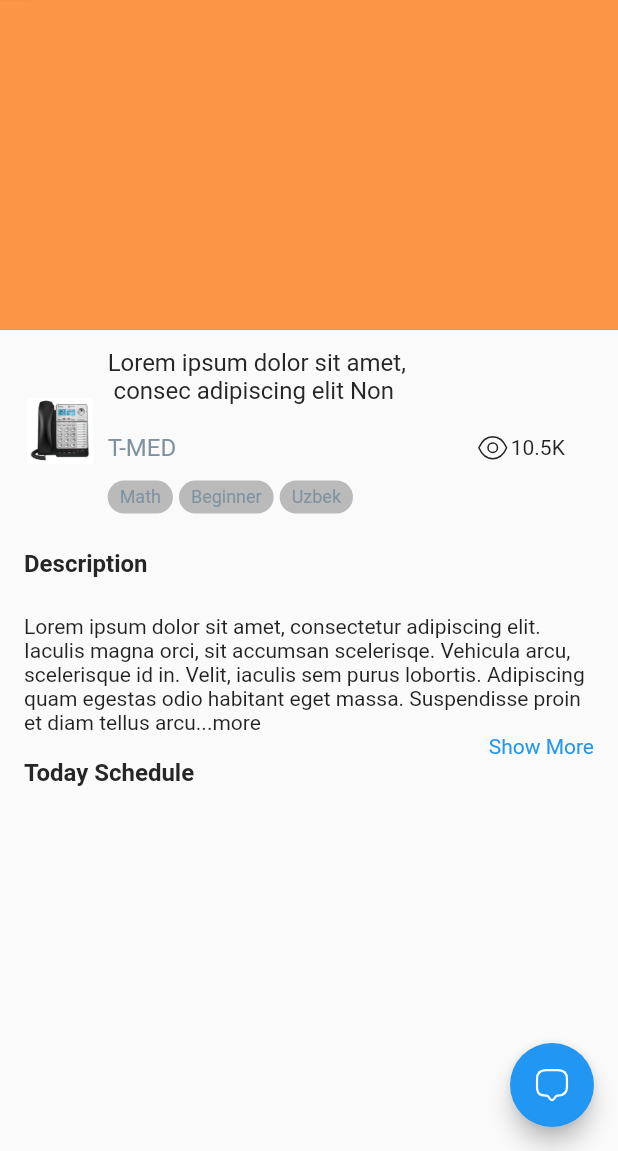
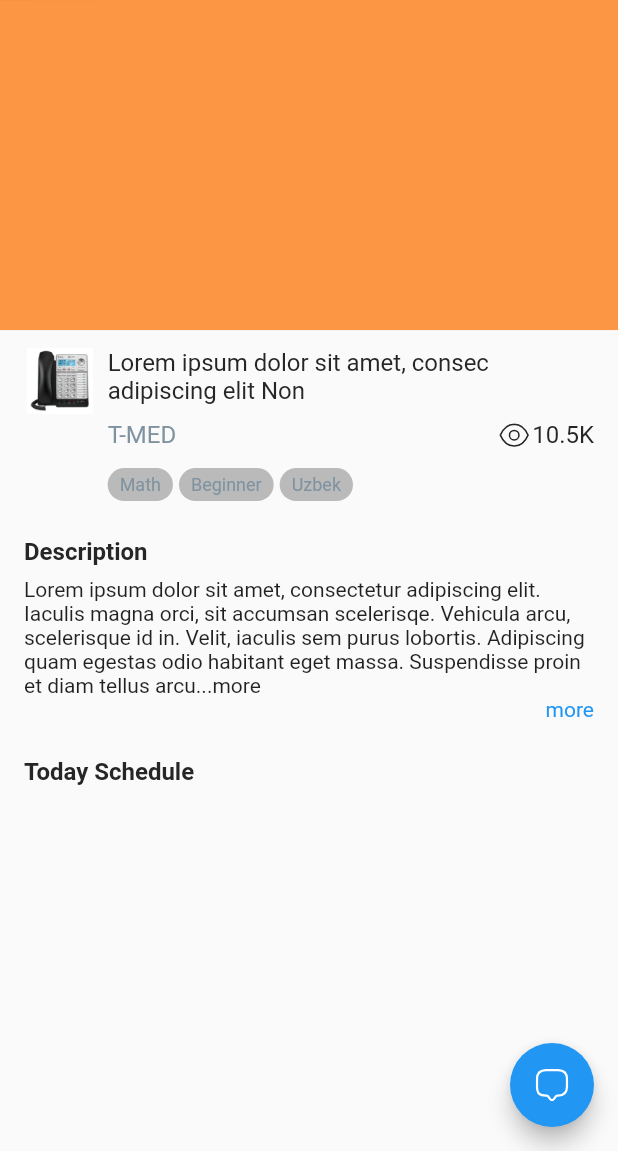
Before and after one commit to bobirbek1/Dwed, a Flutter app: the StreamDetailsPage screen opened by its route, on a phone screen of 412 x 824 dp, the part 85-1236 px from its top. Run offline on Flutter 3.47's test engine with Material 2 defaults, Android fonts, the phone set to English and light mode, and no system bars; our stand-ins replace carousel_slider, connectivity_plus, dartz, dio, equatable, flutter_svg and 4 more; accounts and stored records are empty; network calls fail; project files that could hold a hidden picture were left out.

Commit message:
Stream page is completed

```diff
--- a/lib/src/presentation/pages/stream/stream_detail_page.dart
+++ b/lib/src/presentation/pages/stream/stream_detail_page.dart
@@ -26,7 +26,7 @@ class StreamDetailsPage extends StatelessWidget {
         children: [
           Container(
             height: SizeConfig.calculateBlockVertical(240),
-            decoration: BoxDecoration(color: AppColors.ROYAL_ORANGE),
+            decoration: const BoxDecoration(color: AppColors.ROYAL_ORANGE),
           ),
           const SizedBox(
             height: 12,
@@ -81,18 +81,17 @@ class StreamDetailsPage extends StatelessWidget {
   }
 
   getStreamDetails() {
-    final String descText =
+    const String descText =
         "Lorem ipsum dolor sit amet, consectetur adipiscing elit. Iaculis magna orci, sit accumsan scelerisqe. Vehicula arcu, scelerisque id in. Velit, iaculis sem purus lobortis. Adipiscing quam egestas odio habitant eget massa. Suspendisse proin et diam tellus arcu...more";
     bool flagText = false;
     return Container(
-      margin: const EdgeInsets.only(bottom: 8),
+      padding: const EdgeInsets.symmetric(horizontal: 16),
       child: Column(
         mainAxisAlignment: MainAxisAlignment.start,
         crossAxisAlignment: CrossAxisAlignment.start,
         children: [
-          Container(
-            padding: EdgeInsets.symmetric(horizontal: 16),
-            child: Row(
+          Row(
+            crossAxisAlignment: CrossAxisAlignment.start,
             mainAxisAlignment: MainAxisAlignment.start,
             children: [
               Container(
@@ -101,49 +100,48 @@ class StreamDetailsPage extends StatelessWidget {
                   decoration:
                       BoxDecoration(borderRadius: BorderRadius.circular(48)),
                   child: Image.asset(AppImages.PHONES_PHONES)),
-                Padding(
-                  padding: EdgeInsets.only(left: 8),
-                  child: Container(
-                    height: SizeConfig.calculateBlockVertical(120),
-                    child: Expanded(
+              const SizedBox(
+                width: 8,
+              ),
+              Expanded(
                 child: Column(
                   crossAxisAlignment: CrossAxisAlignment.start,
                   children: [
-                          const Expanded(
-                            child: Text(
-                              "Lorem ipsum dolor sit amet,\n consec adipiscing elit Non",
+                    const Text(
+                      "Lorem ipsum dolor sit amet, consec adipiscing elit Non",
                       style: TextStyle(
-                                  color: AppColors.BLACK,
-                                  fontSize: 16,
-                                  height: 1.2),
+                          color: AppColors.BLACK, fontSize: 16, height: 1.2),
                     ),
+                    const SizedBox(
+                      height: 8,
                     ),
-                          Row(
-                              mainAxisAlignment: MainAxisAlignment.start,
-                              children: [
+                    Row(mainAxisAlignment: MainAxisAlignment.start, children: [
                       const Text(
                         "T-MED",
                         style: TextStyle(
-                                      fontSize: 16,
-                                      color: AppColors.MAIN_TEXT_COLOR),
+                            fontSize: 16, color: AppColors.MAIN_TEXT_COLOR),
                       ),
                       // Expanded(child: Container()),
-                                SizedBox(
-                                  width:
-                                  SizeConfig.calculateBlockHorizontal(200),
-                                ),
+                      const Expanded(child: SizedBox()),
                       Row(
                           mainAxisAlignment: MainAxisAlignment.end,
                           children: <Widget>[
                             SvgPicture.asset(AppIcons.ICON_EYE),
-                                      Text("10.5K")
+                            const Text(
+                              "10.5K",
+                              style: TextStyle(
+                                  color: AppColors.BLACK,
+                                  fontSize: 16,
+                                  fontWeight: FontWeight.w400),
+                            )
                           ]),
                     ]),
+                    const SizedBox(
+                      height: 10,
+                    ),
+                    Wrap(children: [
                       Container(
-                            padding: EdgeInsets.only(top: 10),
-                            child: Wrap(children: [
-                              Container(
-                                margin: EdgeInsets.only(right: 4),
+                        margin: const EdgeInsets.only(right: 4),
                         padding: const EdgeInsets.only(
                             left: 8, right: 8, bottom: 4, top: 4),
                         decoration: BoxDecoration(
@@ -152,12 +150,11 @@ class StreamDetailsPage extends StatelessWidget {
                         child: const Text(
                           "Math",
                           style: TextStyle(
-                                      color: AppColors.MAIN_TEXT_COLOR,
-                                      fontSize: 12),
+                              color: AppColors.MAIN_TEXT_COLOR, fontSize: 12),
                         ),
                       ),
                       Container(
-                                margin: EdgeInsets.only(right: 4),
+                        margin: const EdgeInsets.only(right: 4),
                         padding: const EdgeInsets.only(
                             left: 8, right: 8, bottom: 4, top: 4),
                         decoration: BoxDecoration(
@@ -166,12 +163,11 @@ class StreamDetailsPage extends StatelessWidget {
                         child: const Text(
                           "Beginner",
                           style: TextStyle(
-                                      color: AppColors.MAIN_TEXT_COLOR,
-                                      fontSize: 12),
+                              color: AppColors.MAIN_TEXT_COLOR, fontSize: 12),
                         ),
                       ),
                       Container(
-                                margin: EdgeInsets.only(right: 4),
+                        margin: const EdgeInsets.only(right: 4),
                         padding: const EdgeInsets.only(
                             left: 8, right: 8, bottom: 4, top: 4),
                         decoration: BoxDecoration(
@@ -180,43 +176,36 @@ class StreamDetailsPage extends StatelessWidget {
                         child: const Text(
                           "Uzbek",
                           style: TextStyle(
-                                      color: AppColors.MAIN_TEXT_COLOR,
-                                      fontSize: 12),
+                              color: AppColors.MAIN_TEXT_COLOR, fontSize: 12),
                         ),
                       ),
                     ]),
-                          ),
                   ],
-                      ),
-                    ),
                 ),
               ),
             ],
           ),
-          ),
           const SizedBox(
             height: 24,
           ),
-          const Padding(
-            padding: EdgeInsets.only(left: 16),
-            child: Text(
+          const Text(
             "Description",
             style: TextStyle(
                 color: AppColors.BLACK,
                 fontSize: 16,
                 fontWeight: FontWeight.bold),
           ),
+          const SizedBox(
+            height: 8,
           ),
-          const SizedBox(
-            height: 24,
+          Column(
+            children: [
+              Text(
+                descText,
+                maxLines: flagText ? 8 : 5,
+                textAlign: TextAlign.start,
+                overflow: TextOverflow.ellipsis,
               ),
-          Padding(
-            padding: EdgeInsets.symmetric(horizontal: 16),
-            child: Expanded(
-                child: Column(
-                  children: [
-                    Text(descText,
-                        maxLines: flagText ? 8 : 5, textAlign: TextAlign.start),
               GestureDetector(
                 onTap: () {
                   flagText = !flagText;
@@ -225,22 +214,21 @@ class StreamDetailsPage extends StatelessWidget {
                   mainAxisAlignment: MainAxisAlignment.end,
                   children: <Widget>[
                     flagText
-                              ? Text(
-                            "Show Less",
+                        ? const Text(
+                            "less",
                             style: TextStyle(color: Colors.blue),
                           )
-                              : Text("Show More",
+                        : const Text("more",
                             style: TextStyle(color: Colors.blue))
                   ],
                 ),
               ),
             ],
-                )),
           ),
-          const Padding(
-            padding: EdgeInsets.symmetric(horizontal: 16),
-            child: Expanded(
-              child: Text(
+          const SizedBox(
+            height: 24,
+          ),
+          const Text(
             "Today Schedule",
             style: TextStyle(
                 color: AppColors.BLACK,
@@ -249,8 +237,6 @@ class StreamDetailsPage extends StatelessWidget {
                 height: 1.2),
             maxLines: 1,
           ),
-            ),
-          ),
         ],
       ),
     );
@@ -258,16 +244,16 @@ class StreamDetailsPage extends StatelessWidget {
 
   getMessageScreen() {
     return Container(
-      padding: EdgeInsets.symmetric(horizontal: 16),
+      padding: const EdgeInsets.symmetric(horizontal: 16),
       child: Column(
         children: [
-          Container(
+          SizedBox(
             height: SizeConfig.calculateBlockVertical(56),
             child: Row(
               crossAxisAlignment: CrossAxisAlignment.center,
               mainAxisAlignment: MainAxisAlignment.spaceBetween,
               children: [
-                Text(
+                const Text(
                   "Live Chat",
                   style: TextStyle(
                       color: AppColors.BLACK, fontSize: 16, height: 1.2),
@@ -296,8 +282,8 @@ class StreamDetailsPage extends StatelessWidget {
     );
   }
 
-  getStreamChatList(String profileImage, String name, String message,
-      int time) {
+  getStreamChatList(
+      String profileImage, String name, String message, int time) {
     return Row(
       crossAxisAlignment: CrossAxisAlignment.start,
       children: [
@@ -305,9 +291,7 @@ class StreamDetailsPage extends StatelessWidget {
           width: SizeConfig.calculateBlockHorizontal(48),
           height: SizeConfig.calculateBlockVertical(48),
           alignment: Alignment.topCenter,
-          decoration: BoxDecoration(
-            borderRadius: BorderRadius.circular(24)
-          ),
+          decoration: BoxDecoration(borderRadius: BorderRadius.circular(24)),
           child: Image.network(profileImage),
         )
       ],
```
Lines whose indentation alone changed are shown as unchanged.
